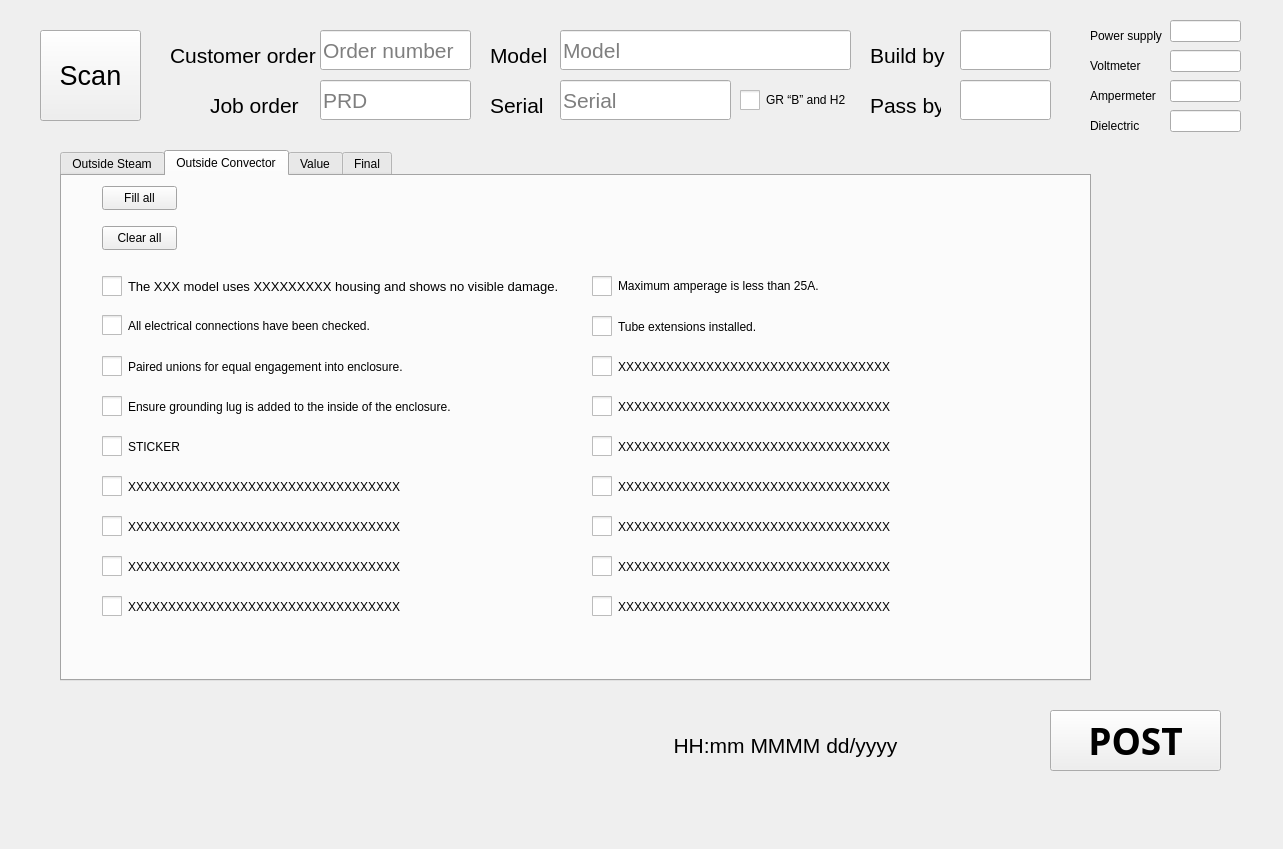
Before: the Qt Designer form frontend.ui in yehor393/TesterReport, drawn with Qt 5.
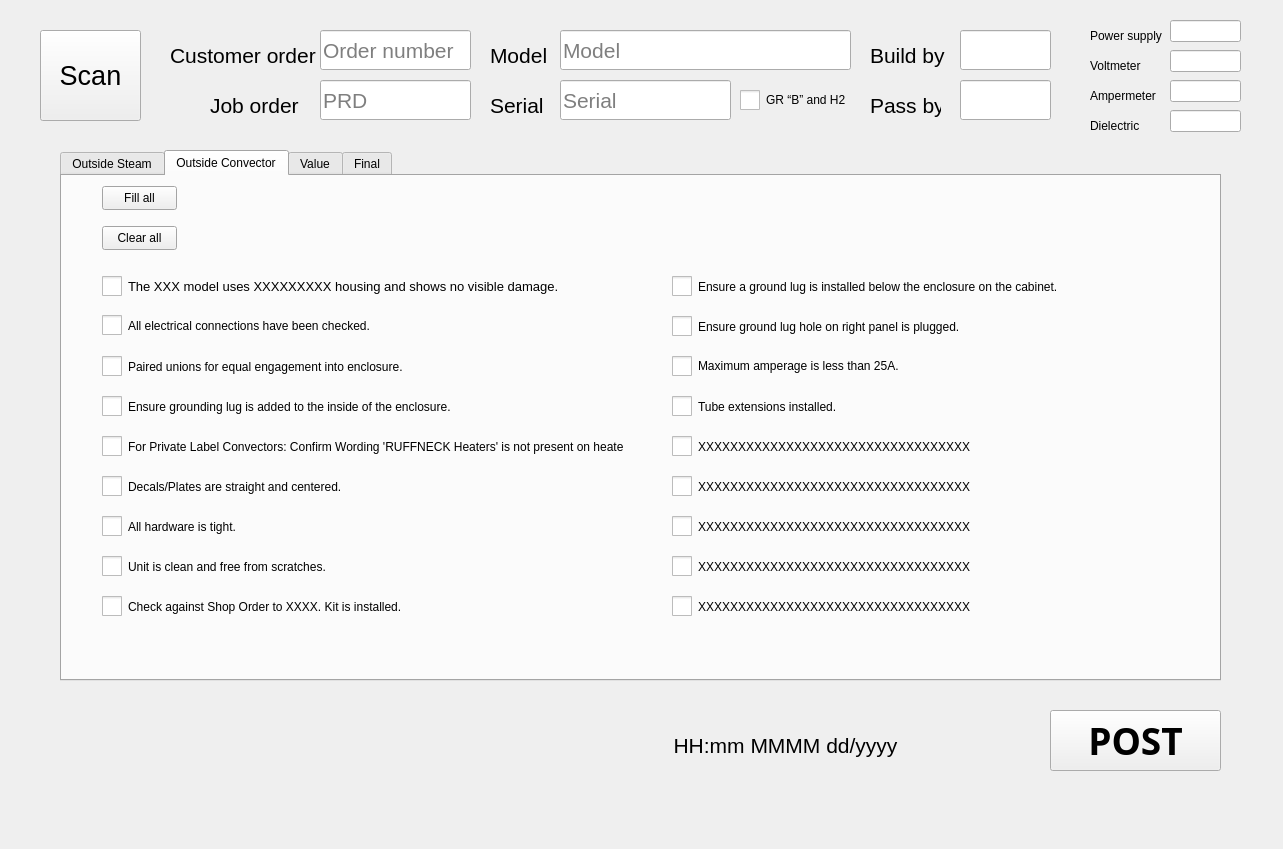
After: the same form once the commit is applied. Icons and pictures are not drawn.

Commit message:
feat: Enhance model handling and checkbox visibility logic
- Updated `convector_split_model` to initialize and set visibility for various checkboxes based on model type.
- Added logic to update manual label based on model.

```diff
--- a/frontend.ui
+++ b/frontend.ui
@@ -76,7 +76,7 @@
      <rect>
       <x>60</x>
       <y>150</y>
-      <width>1031</width>
+      <width>1161</width>
       <height>531</height>
      </rect>
     </property>
@@ -289,8 +289,8 @@
      <widget class="QCheckBox" name="checkBox_maxAmps">
       <property name="geometry">
        <rect>
-        <x>530</x>
-        <y>90</y>
+        <x>610</x>
+        <y>170</y>
         <width>301</width>
         <height>40</height>
        </rect>
@@ -416,7 +416,7 @@
        <rect>
         <x>40</x>
         <y>250</y>
-        <width>301</width>
+        <width>521</width>
         <height>41</height>
        </rect>
       </property>
@@ -436,7 +436,7 @@
 </string>
       </property>
       <property name="text">
-       <string>STICKER</string>
+       <string>For Private Label Convectors: Confirm Wording 'RUFFNECK Heaters' is not present on heater.</string>
       </property>
      </widget>
      <widget class="QCheckBox" name="checkBox_11">
@@ -464,7 +464,7 @@
 </string>
       </property>
       <property name="text">
-       <string>XXXXXXXXXXXXXXXXXXXXXXXXXXXXXXXXXX</string>
+       <string>Decals/Plates are straight and centered.</string>
       </property>
      </widget>
      <widget class="QCheckBox" name="checkBox_12">
@@ -492,7 +492,7 @@
 </string>
       </property>
       <property name="text">
-       <string>XXXXXXXXXXXXXXXXXXXXXXXXXXXXXXXXXX</string>
+       <string>Unit is clean and free from scratches.</string>
       </property>
      </widget>
      <widget class="QCheckBox" name="checkBox_13">
@@ -520,7 +520,7 @@
 </string>
       </property>
       <property name="text">
-       <string>XXXXXXXXXXXXXXXXXXXXXXXXXXXXXXXXXX</string>
+       <string>All hardware is tight.</string>
       </property>
      </widget>
      <widget class="QCheckBox" name="checkBox_14">
@@ -528,7 +528,7 @@
        <rect>
         <x>40</x>
         <y>410</y>
-        <width>301</width>
+        <width>531</width>
         <height>41</height>
        </rect>
       </property>
@@ -548,14 +548,14 @@
 </string>
       </property>
       <property name="text">
-       <string>XXXXXXXXXXXXXXXXXXXXXXXXXXXXXXXXXX</string>
+       <string>Check against Shop Order to XXXX. Kit is installed. </string>
       </property>
      </widget>
      <widget class="QCheckBox" name="checkBox_15">
       <property name="geometry">
        <rect>
-        <x>530</x>
-        <y>130</y>
+        <x>610</x>
+        <y>210</y>
         <width>301</width>
         <height>41</height>
        </rect>
@@ -582,8 +582,8 @@
      <widget class="QCheckBox" name="checkBox_16">
       <property name="geometry">
        <rect>
-        <x>530</x>
-        <y>210</y>
+        <x>610</x>
+        <y>130</y>
         <width>301</width>
         <height>41</height>
        </rect>
@@ -604,15 +604,15 @@
 </string>
       </property>
       <property name="text">
-       <string>XXXXXXXXXXXXXXXXXXXXXXXXXXXXXXXXXX</string>
+       <string>Ensure ground lug hole on right panel is plugged.</string>
       </property>
      </widget>
      <widget class="QCheckBox" name="checkBox_17">
       <property name="geometry">
        <rect>
-        <x>530</x>
-        <y>170</y>
-        <width>301</width>
+        <x>610</x>
+        <y>90</y>
+        <width>461</width>
         <height>41</height>
        </rect>
       </property>
@@ -632,13 +632,13 @@
 </string>
       </property>
       <property name="text">
-       <string>XXXXXXXXXXXXXXXXXXXXXXXXXXXXXXXXXX</string>
+       <string>Ensure a ground lug is installed below the enclosure on the cabinet.</string>
       </property>
      </widget>
      <widget class="QCheckBox" name="checkBox_18">
       <property name="geometry">
        <rect>
-        <x>530</x>
+        <x>610</x>
         <y>250</y>
         <width>301</width>
         <height>41</height>
@@ -666,7 +666,7 @@
      <widget class="QCheckBox" name="checkBox_19">
       <property name="geometry">
        <rect>
-        <x>530</x>
+        <x>610</x>
         <y>410</y>
         <width>301</width>
         <height>41</height>
@@ -694,7 +694,7 @@
      <widget class="QCheckBox" name="checkBox_20">
       <property name="geometry">
        <rect>
-        <x>530</x>
+        <x>610</x>
         <y>370</y>
         <width>301</width>
         <height>41</height>
@@ -722,7 +722,7 @@
      <widget class="QCheckBox" name="checkBox_21">
       <property name="geometry">
        <rect>
-        <x>530</x>
+        <x>610</x>
         <y>290</y>
         <width>301</width>
         <height>41</height>
@@ -750,7 +750,7 @@
      <widget class="QCheckBox" name="checkBox_22">
       <property name="geometry">
        <rect>
-        <x>530</x>
+        <x>610</x>
         <y>330</y>
         <width>301</width>
         <height>41</height>
```
Left out of the diff: 12 changed lines with no effect on the pictures. The commit also changes 2 other files.
